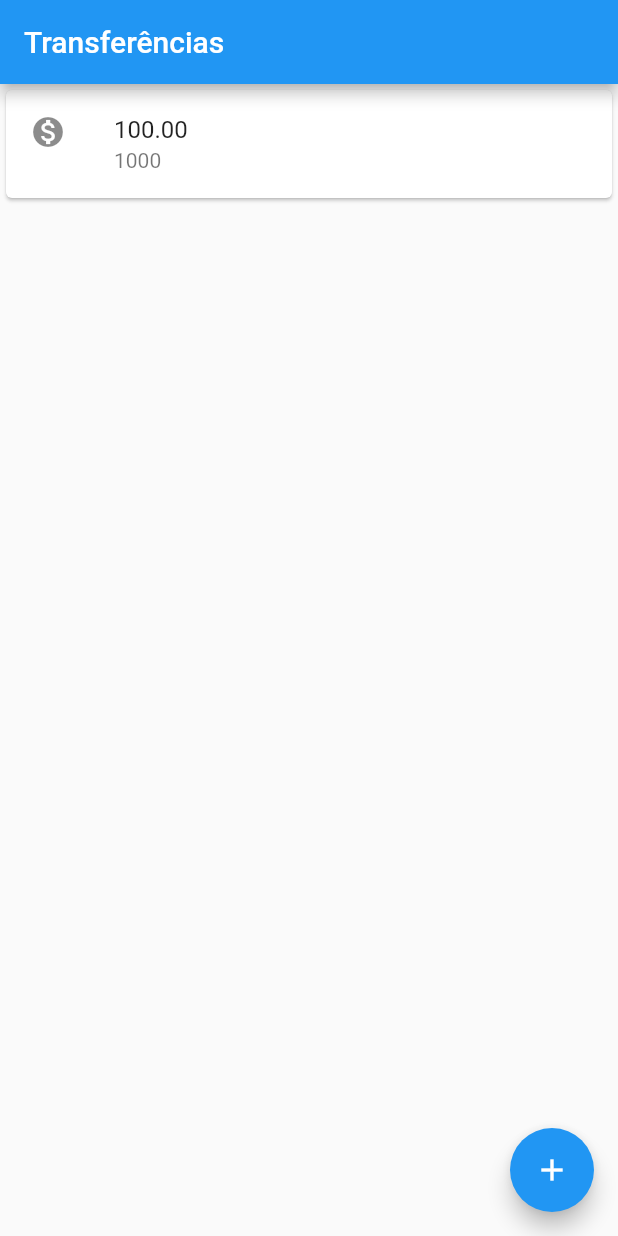
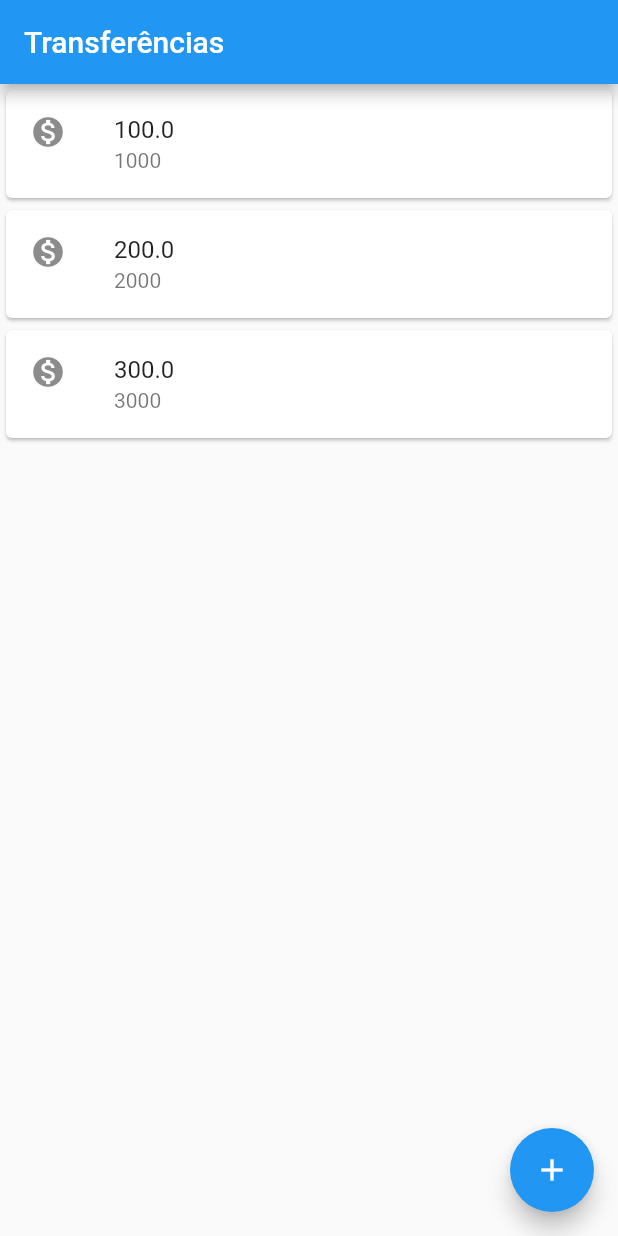
Before and after one commit to ffelicio82/alura-formacao-flutter, a Flutter app: the screen it shows after launch, on a phone screen of 412 x 824 dp. Run offline on Flutter 3.47's test engine with Material 2 defaults, Android fonts, the phone set to English and light mode, and no system bars.

Commit message:
Módulo 01 - Aula 2 - refatorando o código
**Módulo 01 - Aula 02 - Implementando layout com Widgets - atividade 06 - refatorando o código**

- Apresentação do recurso de herança(para criar componentes reutilizáveis);
- Explicação da herança com **Widget**(criação de componentes de baixo nível) e Stateless/StatefulWidget(para aproveitamento de componentes já criados);
- Separação dos componentes de lista de cards e itens para melhor reaproveitamento;
- Criação da classe Transferencia para estruturar as informações.

```diff
--- a/modulo-1-fundamentos/bytebank/lib/main.dart
+++ b/modulo-1-fundamentos/bytebank/lib/main.dart
@@ -3,7 +3,6 @@ import 'package:flutter/material.dart';
 void main() {
   runApp(
     MaterialApp(
-      // remove o banner de debug do app
       debugShowCheckedModeBanner: false,
       home: Scaffold(
         appBar: AppBar(
@@ -13,17 +12,68 @@ void main() {
           onPressed: () {},
           child: const Icon(Icons.add),
         ),
-        // O widget Card é um container para outros conteúdos
-        body: const Card(
-          // ListTile: componente responsável por criar estruturas de listas.
-          child: ListTile(
-            // leading: conteúdo principal (pode ser qualquer widget)
-            leading: Icon(Icons.monetization_on),
-            title: Text('100.00'),
-            subtitle: Text('1000'),
-          ),
-        ),
+        body: const ListaTransferencias(),
       ),
     ),
   );
 }
+
+/*
+  * Existem 2 formas de criação de widgets
+  * Classe extends Widget
+  * - mais utilizada para construção de widgets de baixo nível.
+  * Classe extends StatelessWidget/StatefulWidget
+  * - utilizado para usar um código que já foi escrito.
+  * - Essas classes também herdam de Widget, mas têm o comportamento de encapsular
+  * códigos de Widgets já prontos.
+  * A diferença entre elas é que StatefulWidget tem a capacidade de modificar o conteúdo
+  * do widget de maneira dinâmica a partir de alguns eventos que acontecem no aplicativo,
+  * enquanto o StatefulWidget não permite esse tipo de modificação.
+ */
+class ListaTransferencias extends StatelessWidget {
+  const ListaTransferencias({Key? key}) : super(key: key);
+
+  @override
+  Widget build(BuildContext context) {
+    return Column(
+      children: const [
+        ItemTransferencia(
+          transferencia: Transferencia(valor: 100, numeroConta: 1000),
+        ),
+        ItemTransferencia(
+          transferencia: Transferencia(valor: 200, numeroConta: 2000),
+        ),
+        ItemTransferencia(
+          transferencia: Transferencia(valor: 300, numeroConta: 3000),
+        ),
+      ],
+    );
+  }
+}
+
+class ItemTransferencia extends StatelessWidget {
+  final Transferencia transferencia;
+
+  const ItemTransferencia({
+    Key? key,
+    required this.transferencia,
+  }) : super(key: key);
+
+  @override
+  Widget build(BuildContext context) {
+    return Card(
+      child: ListTile(
+        leading: const Icon(Icons.monetization_on),
+        title: Text(transferencia.valor.toString()),
+        subtitle: Text(transferencia.numeroConta.toString()),
+      ),
+    );
+  }
+}
+
+class Transferencia {
+  final double valor;
+  final int numeroConta;
+
+  const Transferencia({required this.valor, required this.numeroConta});
+}
```
